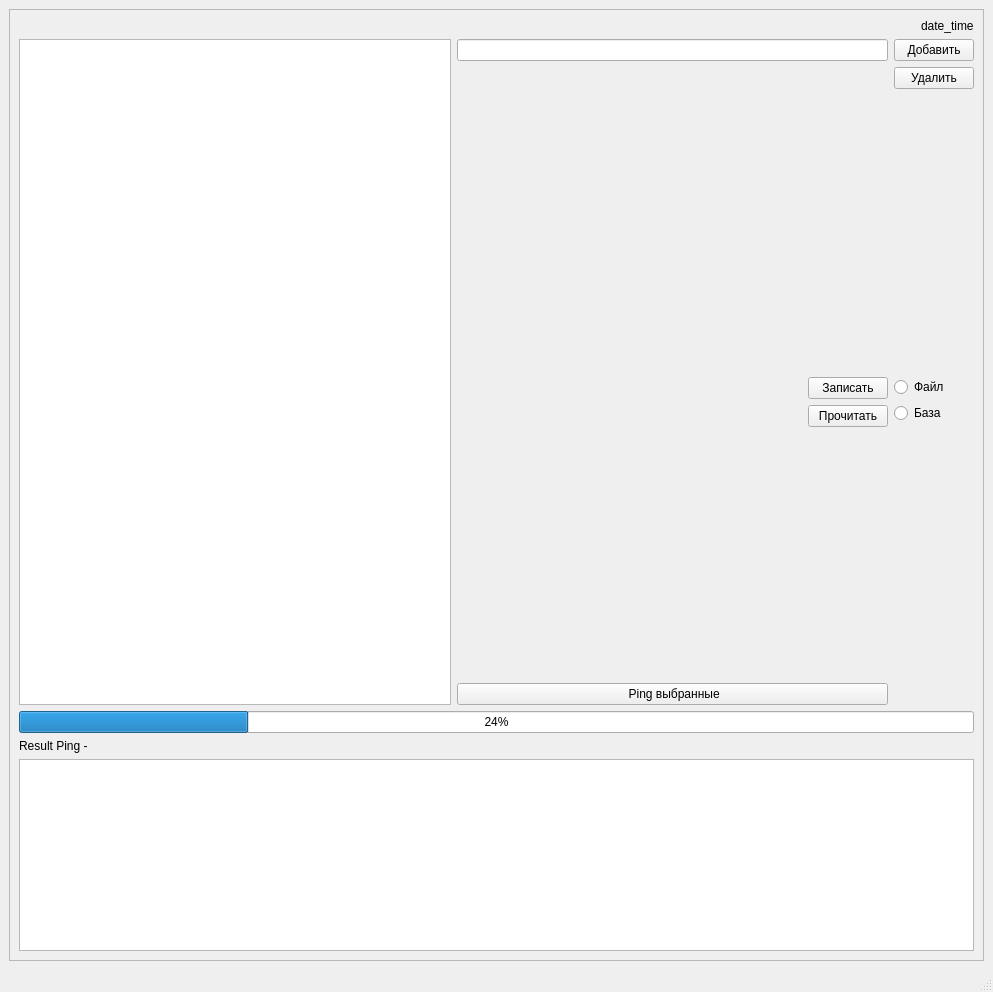
Qt form ping/mainwindow.ui (zhdanovvv/QT) before a commit.
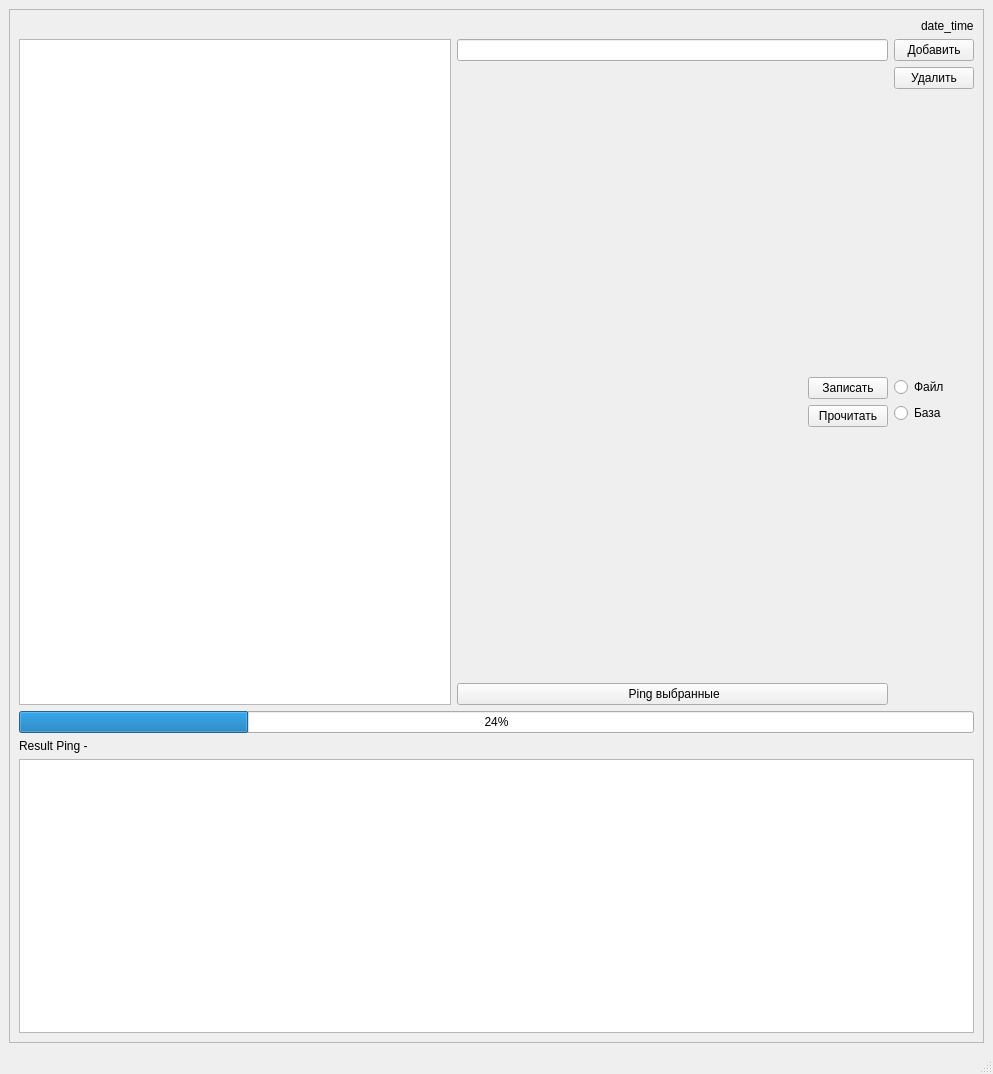
The same form after that commit.

What changed in the file:
```diff
--- a/ping/mainwindow.ui
+++ b/ping/mainwindow.ui
@@ -7,7 +7,7 @@
     <x>0</x>
     <y>0</y>
     <width>993</width>
-    <height>920</height>
+    <height>1074</height>
    </rect>
   </property>
   <property name="sizePolicy">
```
Left out of the diff: 4 changed lines with no effect on the pictures.
